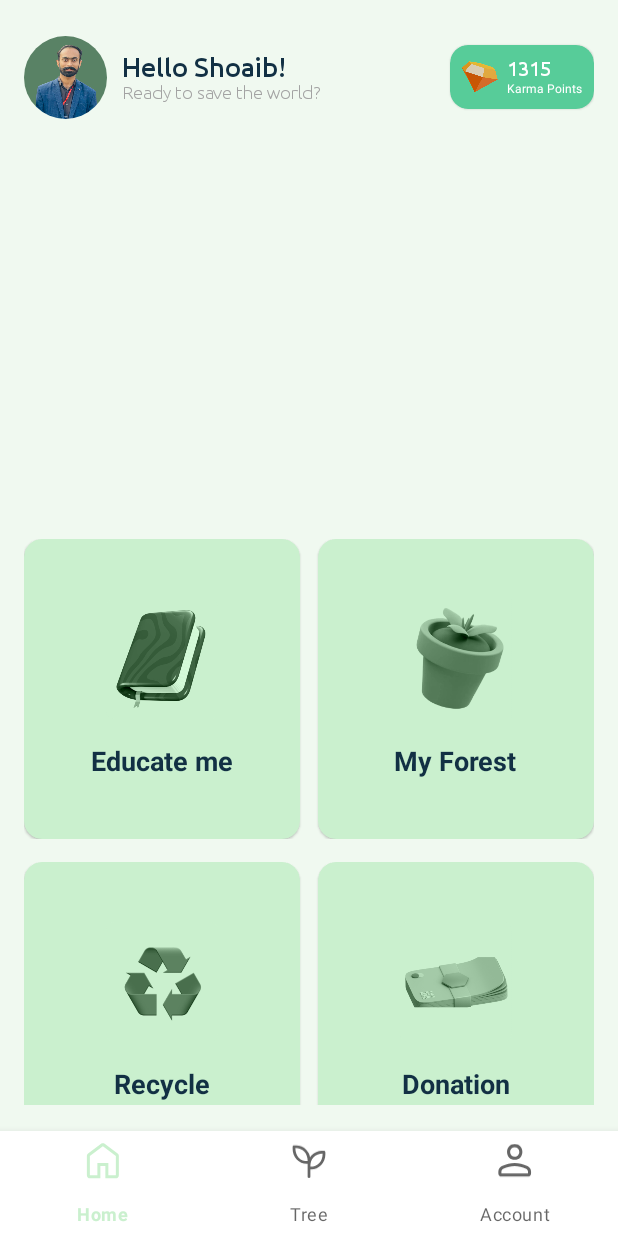
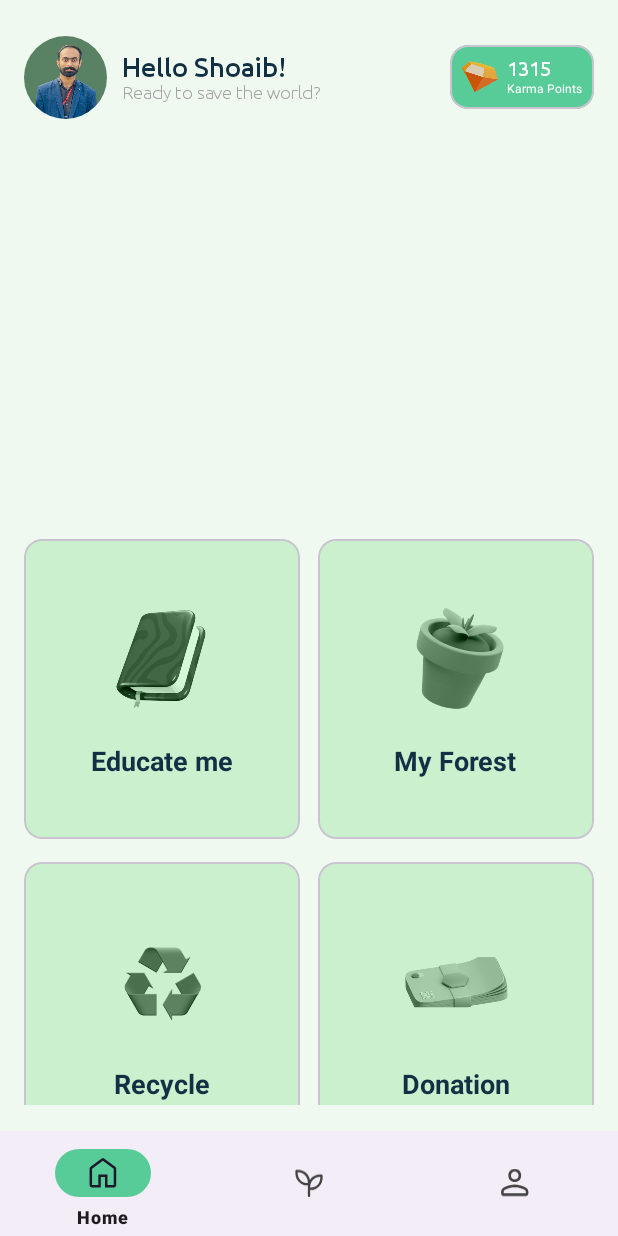
Before and after one commit to ShoaibKakal/TreeCycle, an Android app: the screen it shows after launch (MainActivity), on a phone screen of 412 x 824 dp. Run offline under Robolectric (Android 15) with nearby library versions, the phone set to English and light mode, and no system bars; our stand-ins replace navigation-ui; libraries missing offline, so code that uses them is left out: com.makeramen.roundedimageview; plain views replace RoundedImageView; 2 statements that could not run were skipped.

Commit message:
applied theming to navbar

```diff
--- a/app/src/main/java/com/example/treecycle/presentation/MainActivity.kt
+++ b/app/src/main/java/com/example/treecycle/presentation/MainActivity.kt
@@ -20,6 +20,7 @@ class MainActivity : AppCompatActivity() {
     }
 
     private fun setupBottomNavigation() {
+
         val navHostFragment =
             supportFragmentManager.findFragmentById(R.id.nav_host_fragment) as NavHostFragment
         val navController = navHostFragment.navController
--- a/app/src/main/res/layout/activity_main.xml
+++ b/app/src/main/res/layout/activity_main.xml
@@ -1,5 +1,6 @@
 <?xml version="1.0" encoding="utf-8"?>
-<androidx.constraintlayout.widget.ConstraintLayout xmlns:android="http://schemas.android.com/apk/res/android"
+<androidx.constraintlayout.widget.ConstraintLayout
+    xmlns:android="http://schemas.android.com/apk/res/android"
     xmlns:app="http://schemas.android.com/apk/res-auto"
     xmlns:tools="http://schemas.android.com/tools"
     android:layout_width="match_parent"
@@ -25,6 +26,13 @@
         android:layout_width="match_parent"
         android:layout_height="70dp"
         android:layout_gravity="start"
+
+        style="@style/Widget.App.BottomNavigationView"
+
+        app:labelVisibilityMode="selected"
+        app:itemPaddingBottom="8dp"
+        app:itemIconSize="20dp"
+
         app:layout_constraintBottom_toBottomOf="parent"
         app:layout_constraintEnd_toEndOf="parent"
         app:layout_constraintStart_toStartOf="parent"
--- a/app/src/main/res/values/style.xml
+++ b/app/src/main/res/values/style.xml
@@ -1,5 +1,21 @@
 <?xml version="1.0" encoding="utf-8"?>
 <resources>
+
+    <!-- Custom theming for bottom navigation view -->
+    <style name="Theme.App" parent="Theme.Material3.DayNight.NoActionBar">
+        <item name="bottomNavigationStyle">@style/Widget.App.BottomNavigationView</item>
+    </style>
+
+    <style name="Widget.App.BottomNavigationView" parent="Widget.Material3.BottomNavigationView">
+        <item name="materialThemeOverlay">@style/ThemeOverlay.App.BottomNavigationView</item>
+    </style>
+
+    <style name="ThemeOverlay.App.BottomNavigationView" parent="">
+        <item name="colorSurface">@color/white</item>
+
+        <item name="colorOnSurfaceVariant">@color/cardview_dark_background</item>
+        <item name="colorSecondaryContainer">@color/colorSecondary</item>
+    </style>
 
     <style name="body_text_1">
         <item name="android:textSize">14sp</item>
@@ -37,10 +53,4 @@
 
     </style>
 
-
-
-
-
-
-
 </resources>
--- a/app/src/main/res/values/themes.xml
+++ b/app/src/main/res/values/themes.xml
@@ -1,6 +1,6 @@
 <resources xmlns:tools="http://schemas.android.com/tools">
     <!-- Base application theme. -->
-    <style name="Theme.TreeCycle" parent="Theme.MaterialComponents.DayNight.NoActionBar">
+    <style name="Theme.TreeCycle" parent="Theme.Material3.Light.NoActionBar">
         <!-- Primary brand color. -->
         <item name="colorPrimary">@color/colorPrimary</item>
         <item name="colorPrimaryVariant">@color/colorSecondary</item>
@@ -13,6 +13,10 @@
         <item name="android:statusBarColor">?attr/colorPrimaryVariant</item>
         <!-- Customize your theme here. -->
 
+
+
+
+
         <item name="android:windowIsTranslucent">true</item>
 
     </style>
```
